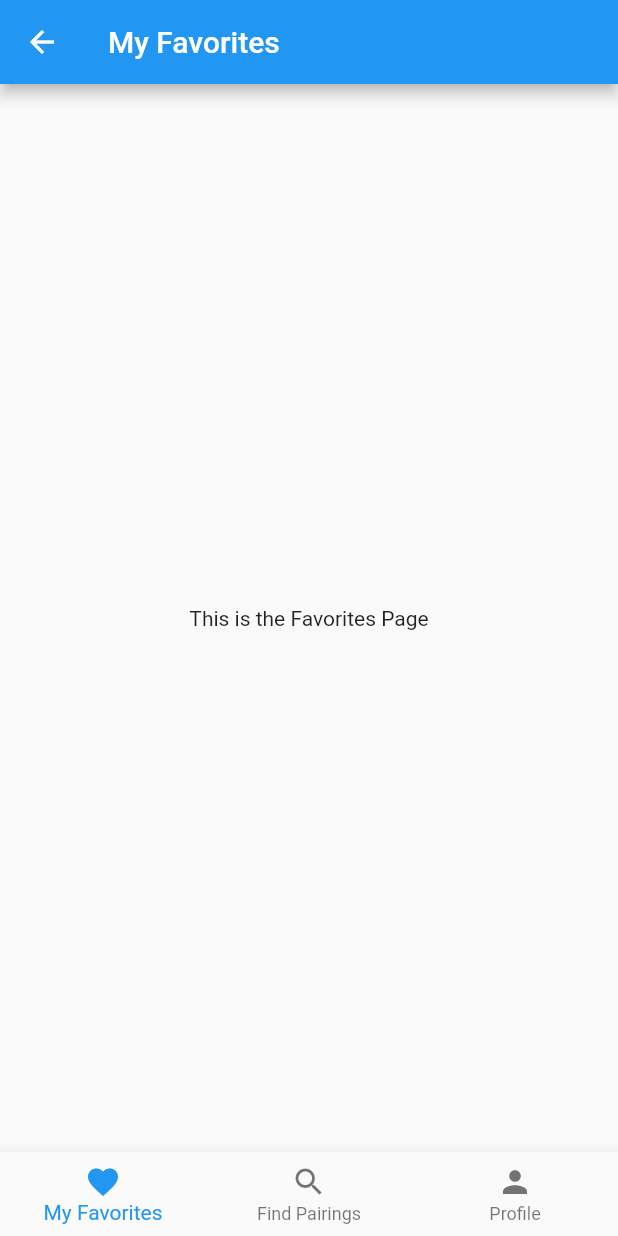
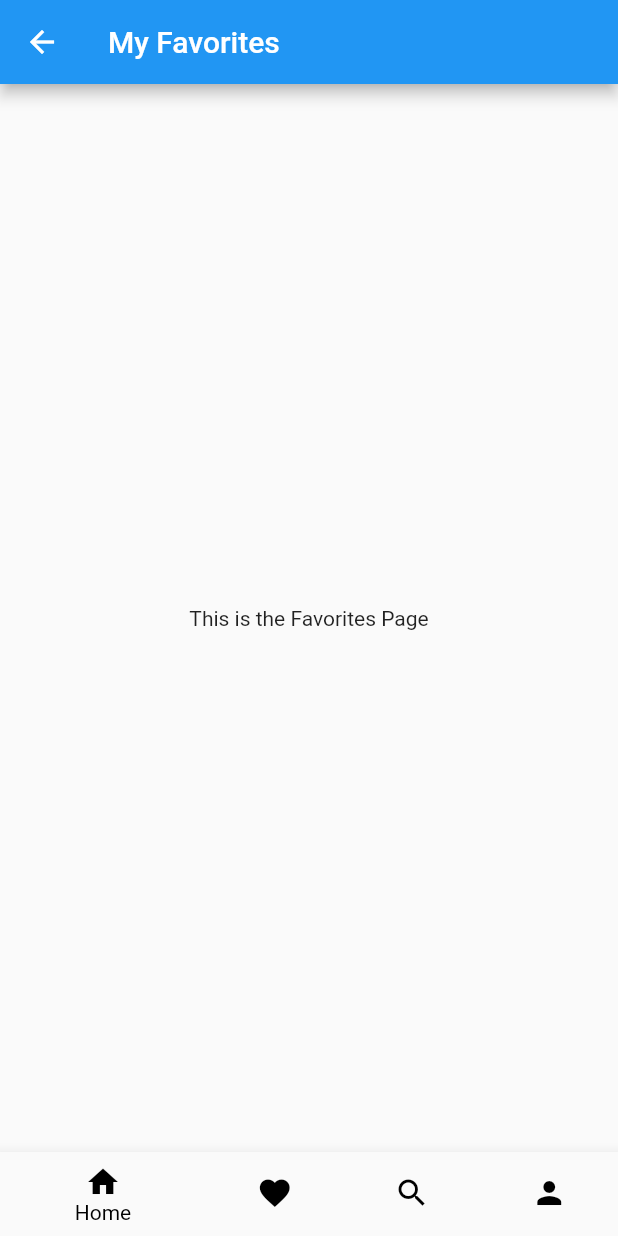
Before and after one commit to RaeClay/flair_pair, a Flutter app: the FavoritesPage screen opened directly, on a phone screen of 412 x 824 dp. Run offline on Flutter 3.47's test engine with Material 2 defaults, Android fonts, the phone set to English and light mode, and no system bars.

Commit message:
- home icon added on nav bar - icons color stay the same color black no matter which page is on

```diff
--- a/lib/main.dart
+++ b/lib/main.dart
@@ -1,5 +1,6 @@
 import 'package:flutter/material.dart';
 import 'view/home_view.dart'; // home view
+
 
 void main() => runApp(MyApp());
 
--- a/lib/view/bottom_navbar.dart
+++ b/lib/view/bottom_navbar.dart
@@ -7,6 +7,7 @@ import 'package:flutter/material.dart';
 import 'favoritespage_view.dart'; // Replace with your actual page imports
 import 'pairingpage_view.dart';
 import 'profilepage_view.dart';
+import 'home_view.dart'; // Import for HomePage
 import 'package:flair_pair/viewmodel/bottom_navbar_vm.dart'; // Import the ViewModel
 
 class BottomNavBar extends StatelessWidget {
@@ -18,7 +19,13 @@ class BottomNavBar extends StatelessWidget {
   @override
   Widget build(BuildContext context) {
     return BottomNavigationBar(
+      selectedItemColor: Colors.black,
+      unselectedItemColor: Colors.black,
       items: const <BottomNavigationBarItem>[
+        BottomNavigationBarItem(
+          icon: Icon(Icons.home), // Icon for Home
+          label: 'Home', // Label for Home
+        ),
         BottomNavigationBarItem(
           icon: Icon(Icons.favorite),
           label: 'My Favorites',
@@ -37,12 +44,15 @@ class BottomNavBar extends StatelessWidget {
         viewModel.selectTab(index);
         switch (index) {
           case 0:
+            Navigator.push(context, MaterialPageRoute(builder: (context) => HomePage())); // Navigate to HomePage
+            break;
+          case 1:
             Navigator.push(context, MaterialPageRoute(builder: (context) => FavoritesPage()));
             break;
-          case 1:
+          case 2:
             Navigator.push(context, MaterialPageRoute(builder: (context) => PairingsPage()));
             break;
-          case 2:
+          case 3:
             Navigator.push(context, MaterialPageRoute(builder: (context) => ProfilePage()));
             break;
         }
```
